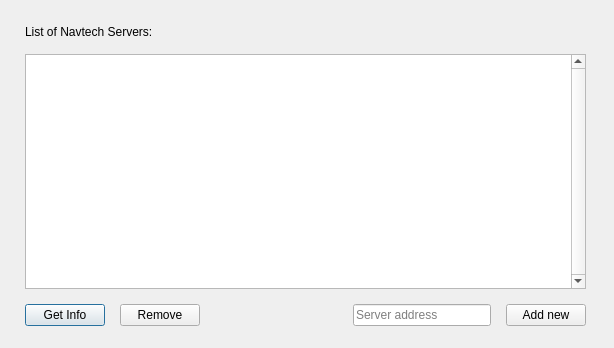
Qt form src/qt/navtechsetup.ui (navcoin/navcoin-core) before a commit.
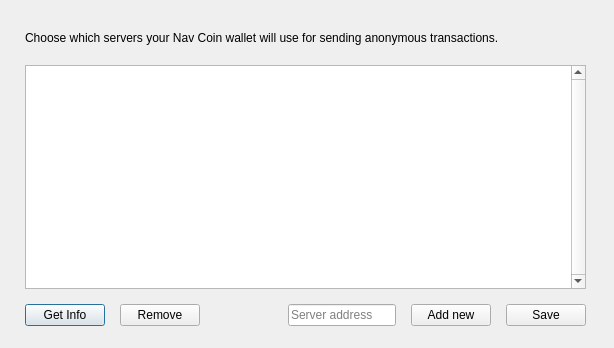
The same form after that commit.

Commit message: Setup wizard, navtech dialog

Diff of the .ui file:
```diff
--- a/src/qt/navtechsetup.ui
+++ b/src/qt/navtechsetup.ui
@@ -41,11 +41,17 @@
     <item>
      <widget class="QLabel" name="label">
       <property name="sizePolicy">
-       <sizepolicy hsizetype="Preferred" vsizetype="Maximum">
+       <sizepolicy hsizetype="Preferred" vsizetype="Expanding">
         <horstretch>0</horstretch>
         <verstretch>0</verstretch>
        </sizepolicy>
       </property>
+      <property name="minimumSize">
+       <size>
+        <width>0</width>
+        <height>0</height>
+       </size>
+      </property>
       <property name="maximumSize">
        <size>
         <width>16777215</width>
@@ -53,7 +59,10 @@
        </size>
       </property>
       <property name="text">
-       <string>List of Navtech Servers:</string>
+       <string>Choose which servers your Nav Coin wallet will use for sending anonymous transactions.</string>
+      </property>
+      <property name="wordWrap">
+       <bool>true</bool>
       </property>
      </widget>
     </item>
@@ -113,6 +122,13 @@
         </property>
        </widget>
       </item>
+      <item>
+       <widget class="QPushButton" name="saveButton">
+        <property name="text">
+         <string>Save</string>
+        </property>
+       </widget>
+      </item>
      </layout>
     </item>
    </layout>
```
Left out of the diff: 2 changed lines with no effect on the pictures. The commit also changes 5 other files.
